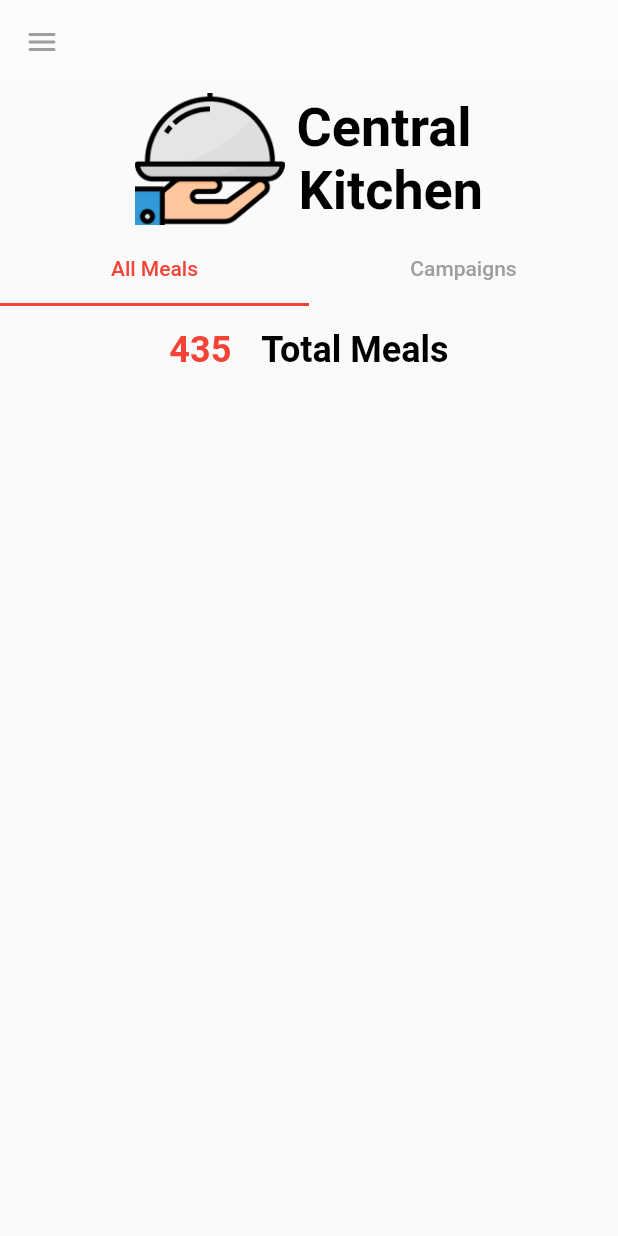
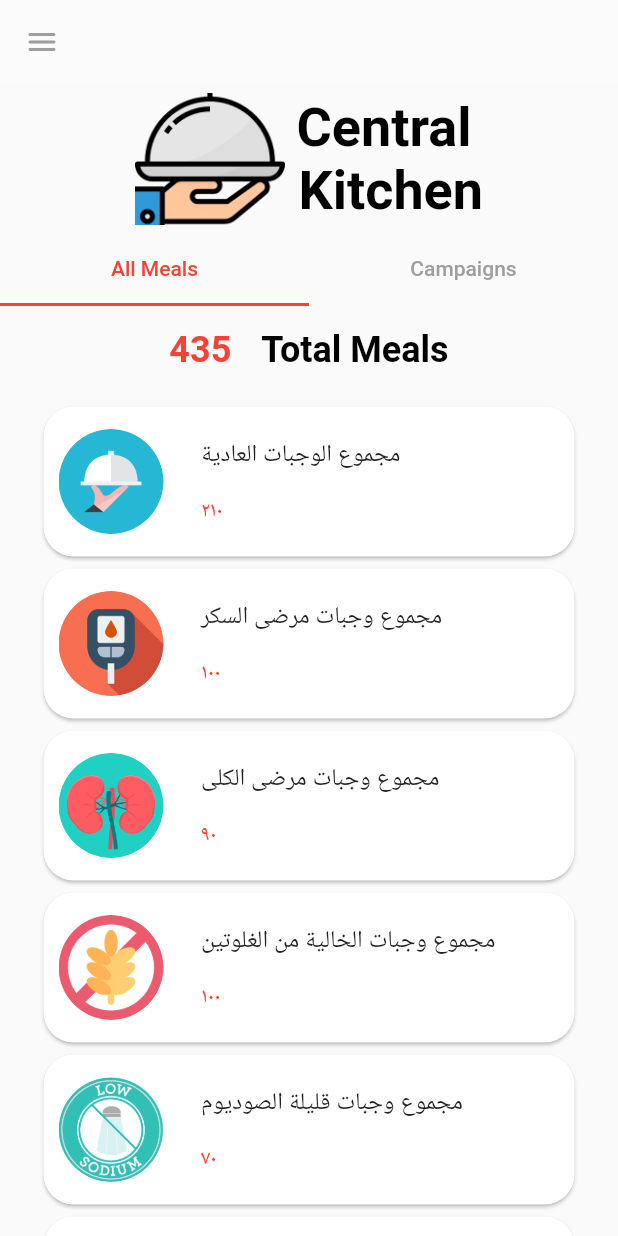
Before and after one commit to soomy1997/meals_route, a Flutter app: the screen it shows after launch, on a phone screen of 412 x 824 dp. Run offline on Flutter 3.47's test engine with Material 2 defaults, Android fonts, the phone set to English and light mode, and no system bars; our stand-ins replace fluttertoast, settings_ui; missing offline and left inert: qr_code_scanner.

Commit message:
ios worked

```diff
--- a/lib/main.dart
+++ b/lib/main.dart
@@ -1,21 +1,10 @@
-import 'package:firebase_core/firebase_core.dart';
 import 'package:flutter/material.dart';
 import 'package:meals_route/screens/home_page.dart';
 import 'package:meals_route/utils/constants.dart';
 import 'package:meals_route/models/provider.dart';
 import 'package:provider/provider.dart';
 
-main() async {
-  WidgetsFlutterBinding.ensureInitialized();
-  await Firebase.initializeApp(
-    options: const FirebaseOptions(
-      apiKey:
-          "AAAA-HfpCAM:APA91bGDo17ruOKe3zD-O0Tk9bZjtoYvkTsjxSMoQgGgChx5ffHFjqQCREhF4L0N1iy-ViJ0smmTY3HA2x7CEWx8dcw3P03R6gd8w6YOjmmg1sD7I9tAWNvGUE0oI8ujwnf48KQ592WV",
-      appId: "1:1067163650051:android:54b28d88e75814b9052636",
-      messagingSenderId: "1067163650051",
-      projectId: "meals-route",
-    ),
-  );
+main()  {
   runApp(const MyApp());
 }
 
--- a/lib/screens/home_page.dart
+++ b/lib/screens/home_page.dart
@@ -1,12 +1,8 @@
-
-import 'package:cloud_firestore/cloud_firestore.dart';
-import 'package:firebase_database/firebase_database.dart';
 import 'package:flutter/material.dart';
 import 'package:meals_route/utils/drawer.dart';
 import 'package:meals_route/utils/tab_1.dart';
 import 'package:meals_route/utils/tab_2.dart';
 
-import '../services/user_model.dart';
 import '../utils/constants.dart';
 
 class HomePage extends StatefulWidget {
--- a/lib/utils/tab_1.dart
+++ b/lib/utils/tab_1.dart
@@ -1,5 +1,3 @@
-import 'package:cloud_firestore/cloud_firestore.dart';
-import 'package:firebase_database/firebase_database.dart';
 import 'package:flutter/material.dart';
 import 'package:meals_route/models/all_meals.dart';
 
@@ -24,9 +22,12 @@ class Tab1 extends StatelessWidget {
     ];
     TextTheme textheme = Theme.of(context).textTheme;
 
-    return Padding(
+
+    return SingleChildScrollView(
+      child: Padding(
         padding: const EdgeInsets.only(left: 20.0, right: 20),
-        child: Column(children: [
+        child: Column(
+          children: [
             Padding(
               padding: const EdgeInsets.all(15.0),
               child: Row(
@@ -49,19 +50,7 @@ class Tab1 extends StatelessWidget {
               ),
             ),
             SingleChildScrollView(
-            child: StreamBuilder(
-                stream:
-                    FirebaseFirestore.instance.collection('Users').snapshots(),
-                builder: (BuildContext context, AsyncSnapshot snapshot) {
-                  if (snapshot.connectionState == ConnectionState.waiting) {
-                    return const Text('Loading....');
-                  }
-                  if (snapshot.hasError) {
-                    return Text('Error: ${snapshot.error}');
-                  }
-                  final docses = snapshot.data.docs;
-                  print(docses);
-                  return ListView.builder(
+              child: ListView.builder(
                 itemBuilder: (context, index) {
                   return SizedBox(
                     child: Card(
@@ -96,11 +85,10 @@ class Tab1 extends StatelessWidget {
                                 left: 15.0,
                               ),
                               child: Column(
-                                    crossAxisAlignment:
-                                        CrossAxisAlignment.start,
+                                crossAxisAlignment: CrossAxisAlignment.start,
                                 children: [
                                   Text(
-                                        docses[index]["Name"],
+                                    allMeals[index].mealType,
                                     style: textheme.subtitle1,
                                   ),
                                   Padding(
@@ -118,107 +106,16 @@ class Tab1 extends StatelessWidget {
                         )),
                   );
                 },
-                    itemCount: docses.length,
+                itemCount: allMeals.length,
                 shrinkWrap: true,
                 padding: const EdgeInsets.all(5),
                 scrollDirection: Axis.vertical,
+              ),
+            ),
+          ],
+        ),
+      ),
     );
-                }),
-          ),
-        ]));
-    // return SingleChildScrollView(
-    //   child: Padding(
-    //     padding: const EdgeInsets.only(left: 20.0, right: 20),
-    //     child: Column(
-    //       children: [
-    //         Padding(
-    //           padding: const EdgeInsets.all(15.0),
-    //           child: Row(
-    //             mainAxisAlignment: MainAxisAlignment.center,
-    //             children: [
-    //               Text(
-    //                 '435',
-    //                 textAlign: TextAlign.center,
-    //                 style: textheme.headline2?.copyWith(color: red),
-    //               ),
-    //               const SizedBox(
-    //                 width: 20,
-    //               ),
-    //               Text(
-    //                 'Total Meals',
-    //                 textAlign: TextAlign.center,
-    //                 style: textheme.headline2,
-    //               ),
-    //             ],
-    //           ),
-    //         ),
-    //         SingleChildScrollView(
-    //           child: ListView.builder(
-    //             itemBuilder: (context, index) {
-    //               return SizedBox(
-    //                 child: Card(
-    //                     shape: RoundedRectangleBorder(
-    //                       borderRadius: BorderRadius.circular(20),
-    //                     ),
-    //                     child: Row(
-    //                       crossAxisAlignment: CrossAxisAlignment.center,
-    //                       //mainAxisAlignment: MainAxisAlignment.center,
-    //                       children: [
-    //                         Column(
-    //                           children: [
-    //                             SizedBox(
-    //                               height: 100,
-    //                               width: 90,
-    //                               child: CircleAvatar(
-    //                                 backgroundColor: Colors.transparent,
-    //                                 child: SizedBox(
-    //                                     width: 70,
-    //                                     height: 70,
-    //                                     child: ClipOval(
-    //                                       child: Image.asset(
-    //                                         allMeals[index].imgUrl,
-    //                                       ),
-    //                                     )),
-    //                               ),
-    //                             )
-    //                           ],
-    //                         ),
-    //                         Padding(
-    //                           padding: const EdgeInsets.only(
-    //                             left: 15.0,
-    //                           ),
-    //                           child: Column(
-    //                             crossAxisAlignment: CrossAxisAlignment.start,
-    //                             children: [
-    //                               Text(
-    //                                 allMeals[index].mealType,
-    //                                 style: textheme.subtitle1,
-    //                               ),
-    //                               Padding(
-    //                                 padding: const EdgeInsets.only(top: 17),
-    //                                 child: Text(
-    //                                   allMeals[index].mealNumber,
-    //                                   style: textheme.subtitle2
-    //                                       ?.copyWith(color: red),
-    //                                 ),
-    //                               )
-    //                             ],
-    //                           ),
-    //                         )
-    //                       ],
-    //                     )),
-    //               );
-    //             },
-    //             itemCount: allMeals.length,
-    //             shrinkWrap: true,
-    //             padding: const EdgeInsets.all(5),
-    //             scrollDirection: Axis.vertical,
-    //           ),
-    //         ),
-    //       ],
-    //     ),
-    //   ),
-    // );
   }
 }
 
```
Also changed, not shown: pubspec.yaml (+4 -4 lines), pubspec.lock, 1 other file. Lines whose indentation alone changed are shown as unchanged.
